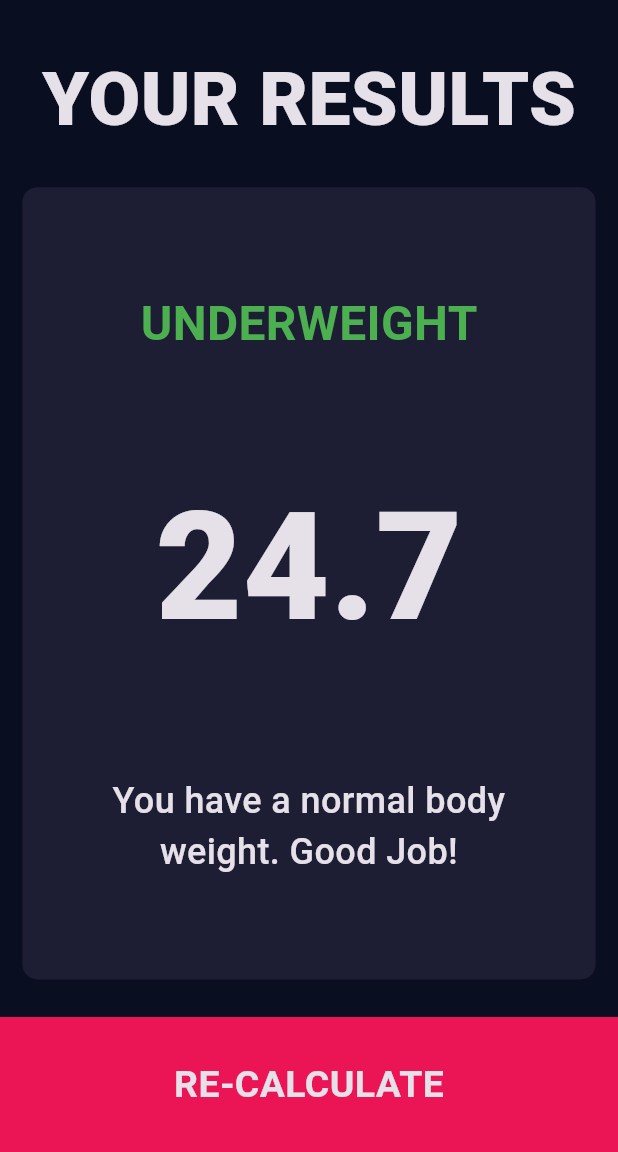
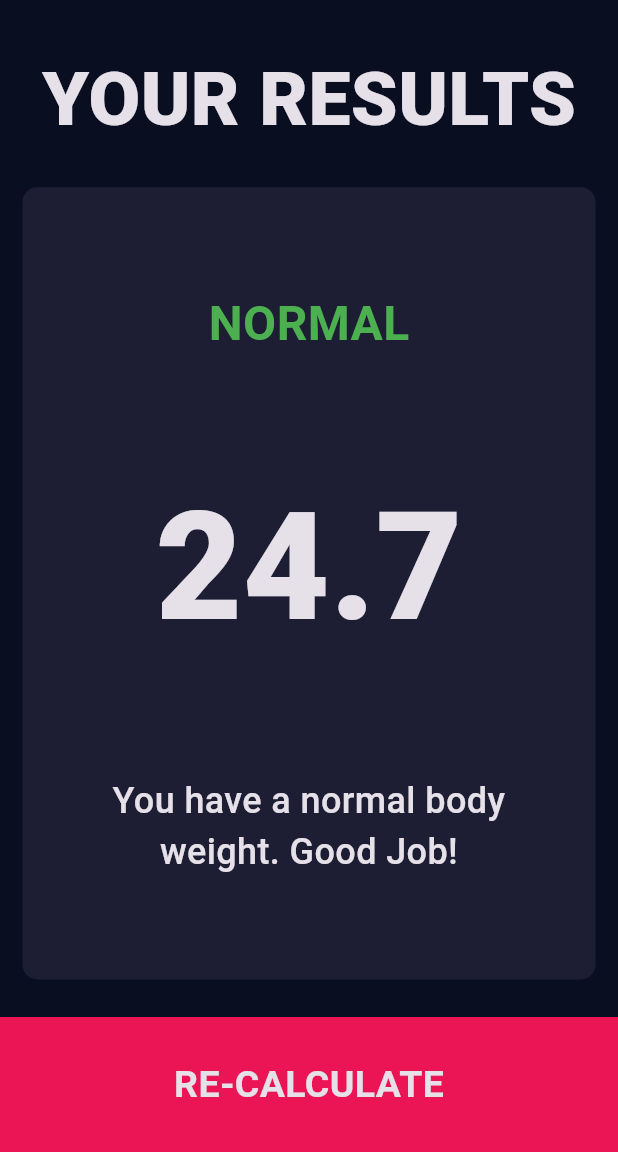
Before and after one commit to Shayboniyshoh/bmi-calculator, a Flutter app: the screen it shows after launch, after a tap on "CALCULATE", on a phone screen of 412 x 824 dp, the part 84-1236 px from its top. Run offline on Flutter 3.47's test engine with Material 3 defaults, Android fonts, the phone set to English and light mode, and no system bars; our stand-ins replace font_awesome_flutter.

Commit message:
Fixed the little bug.

```diff
--- a/lib/calculator_brain.dart
+++ b/lib/calculator_brain.dart
@@ -16,17 +16,17 @@ class CalculatorBrain {
   }
 
   String getResult() {
-    if (_bmi >= 25) {
-      return 'OVERWEIGHT';
-    } else if (_bmi >= 18.5 && _bmi < 25) {
-      return 'NORMAL';
+    if (_bmi >= 25.0) {
+      return 'Overweight';
+    } else if (_bmi >= 18.5) {
+      return 'Normal';
     } else {
-      return 'UNDERWEIGHT';
+      return 'Underweight';
     }
   }
 
   String getDescription() {
-    if (_bmi >= 25) {
+    if (_bmi >= 25.0) {
       return 'You have a higher than normal body weight. Try to exercise more.';
     } else if (_bmi >= 18.5) {
       return 'You have a normal body weight. Good Job!';
--- a/lib/screens/input_page.dart
+++ b/lib/screens/input_page.dart
@@ -230,8 +230,8 @@ class _InputPageState extends State<InputPage> {
                 context,
                 MaterialPageRoute(
                   builder: (context) => ResultsPage(
+                    bmiCalculate: calcBr.bmiCalculate(),
                     getResult: calcBr.getResult(),
-                    bmiCalculate: calcBr.bmiCalculate(),
                     getDescription: calcBr.getDescription(),
                   ),
                 ),
--- a/lib/screens/results_page.dart
+++ b/lib/screens/results_page.dart
@@ -6,12 +6,12 @@ import 'package:bmi_calculator/components/bottom_button.dart';
 class ResultsPage extends StatelessWidget {
   const ResultsPage({
     super.key,
+    required this.bmiCalculate,
     required this.getResult,
-    required this.bmiCalculate,
     required this.getDescription,
   });
+  final String bmiCalculate;
   final String getResult;
-  final String bmiCalculate;
   final String getDescription;
 
   @override
```
